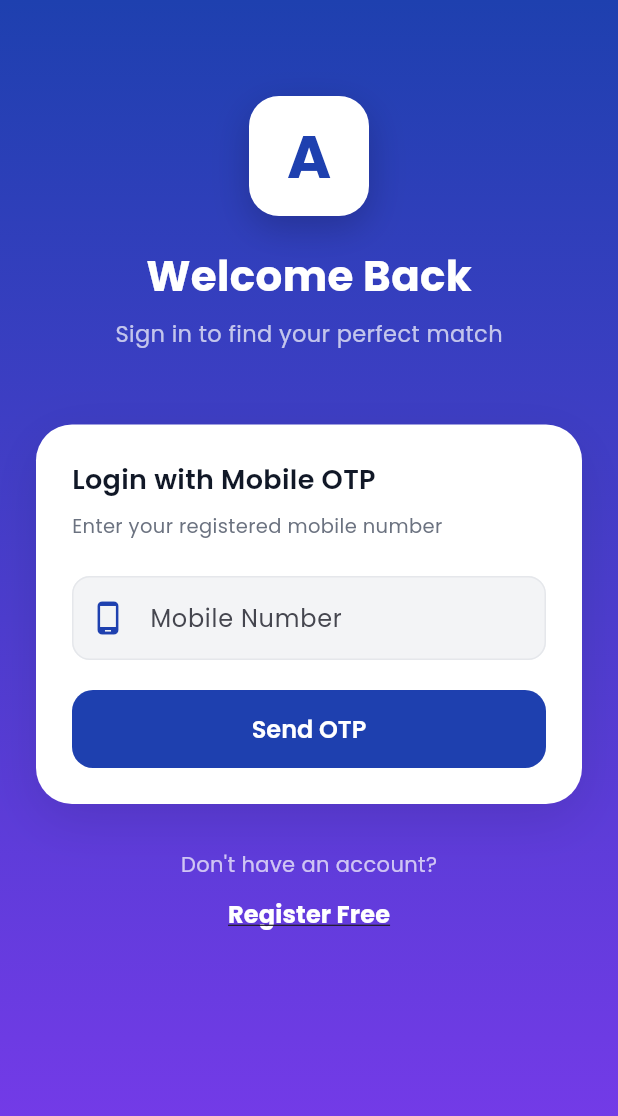
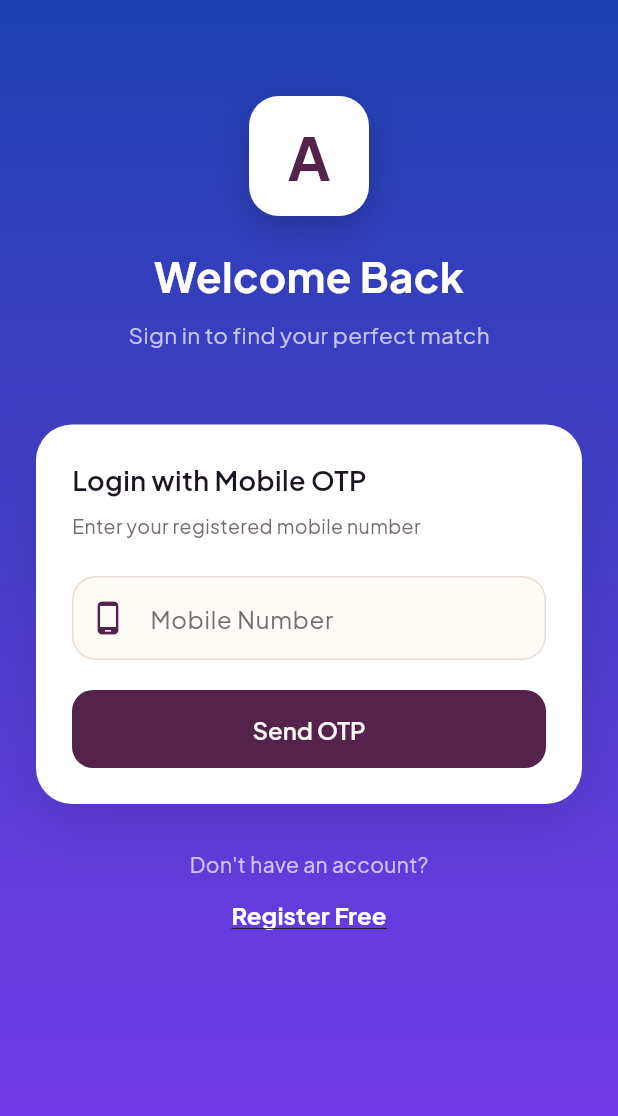
Before and after one commit to bhumikacodeoriginai-hub/Matrimonywebsite, a Flutter app: the screen it shows after launch, on a phone screen of 412 x 824 dp. Shown: the top 1116 px of the screen. Run offline on Flutter 3.47's test engine with Material 3 defaults, Android fonts, the phone set to English and light mode, and no system bars; our stand-ins replace dio, flutter_secure_storage, google_fonts, pin_code_fields, shared_preferences.

Commit message:
feat: deliver editorial luxury web and app redesign

```diff
--- a/advaita-matrimony-flutter/lib/main.dart
+++ b/advaita-matrimony-flutter/lib/main.dart
@@ -25,7 +25,7 @@ void main() async {
   SystemChrome.setSystemUIOverlayStyle(const SystemUiOverlayStyle(
     statusBarColor: Colors.transparent,
     statusBarIconBrightness: Brightness.dark,
-    systemNavigationBarColor: Colors.white,
+    systemNavigationBarColor: AppColors.background,
   ));
 
   final languageProvider = AppLanguageProvider();
--- a/advaita-matrimony-flutter/lib/theme/app_theme.dart
+++ b/advaita-matrimony-flutter/lib/theme/app_theme.dart
@@ -1,136 +1,177 @@
 import 'package:flutter/material.dart';
 import 'package:google_fonts/google_fonts.dart';
 
+/// Shared editorial-luxury design tokens used across the Advaita app.
 class AppColors {
-  // Primary Colors
-  static const Color primary = Color(0xFF1E40AF);
-  static const Color primaryLight = Color(0xFF3B82F6);
-  static const Color primaryDark = Color(0xFF0F1B4D);
+  static const Color primary = Color(0xFF54234C);
+  static const Color primaryLight = Color(0xFF6D2F63);
+  static const Color primaryDark = Color(0xFF2A1526);
 
-  // Accent Colors
-  static const Color accent = Color(0xFFC026D3);
-  static const Color accentLight = Color(0xFFE879F9);
+  static const Color accent = Color(0xFFD4577E);
+  static const Color accentLight = Color(0xFFE8688F);
 
-  // Secondary Colors
-  static const Color gold = Color(0xFFF59E0B);
-  static const Color rose = Color(0xFFF43F5E);
-  static const Color green = Color(0xFF10B981);
-  static const Color orange = Color(0xFFF97316);
+  static const Color gold = Color(0xFFC19A5B);
+  static const Color goldLight = Color(0xFFE7CFA1);
+  static const Color rose = Color(0xFFD4577E);
+  static const Color green = Color(0xFF4C9B78);
+  static const Color orange = Color(0xFFBE7048);
 
-  // Neutral Colors
-  static const Color background = Color(0xFFF9FAFB);
-  static const Color surface = Color(0xFFFFFFFF);
-  static const Color textPrimary = Color(0xFF111827);
-  static const Color textSecondary = Color(0xFF6B7280);
-  static const Color textHint = Color(0xFF9CA3AF);
-  static const Color divider = Color(0xFFE5E7EB);
-  static const Color cardBg = Color(0xFFFFFFFF);
+  static const Color background = Color(0xFFFBF7F1);
+  static const Color surface = Color(0xFFFFFCF8);
+  static const Color textPrimary = Color(0xFF1C1420);
+  static const Color textSecondary = Color(0xFF756B72);
+  static const Color textHint = Color(0xFFA69BA2);
+  static const Color divider = Color(0xFFE9DDD3);
+  static const Color cardBg = Color(0xFFFFFCF8);
 
-  // Category Colors
-  static const Color categoryGeneral = Color(0xFFF43F5E);
-  static const Color categoryPhysical = Color(0xFF3B82F6);
-  static const Color categoryHearing = Color(0xFF10B981);
-  static const Color categoryVitiligo = Color(0xFF8B5CF6);
+  static const Color categoryGeneral = Color(0xFFD4577E);
+  static const Color categoryPhysical = Color(0xFF6D2F63);
+  static const Color categoryHearing = Color(0xFF4C9B78);
+  static const Color categoryVitiligo = Color(0xFFC19A5B);
 
-  // Gradient
   static const LinearGradient primaryGradient = LinearGradient(
-    colors: [Color(0xFF1E40AF), Color(0xFF7C3AED), Color(0xFFC026D3)],
+    colors: [Color(0xFF2A1526), Color(0xFF54234C), Color(0xFF6D2F63)],
     begin: Alignment.topLeft,
     end: Alignment.bottomRight,
   );
 
   static const LinearGradient goldGradient = LinearGradient(
-    colors: [Color(0xFFF59E0B), Color(0xFFF97316)],
+    colors: [Color(0xFFE7CFA1), Color(0xFFC19A5B)],
+    begin: Alignment.topLeft,
+    end: Alignment.bottomRight,
+  );
+
+  static const LinearGradient auroraGradient = LinearGradient(
+    colors: [Color(0xFFF8E8E7), Color(0xFFF4EBDD), Color(0xFFEDE2EA)],
     begin: Alignment.topLeft,
     end: Alignment.bottomRight,
   );
 }
 
 class AppTheme {
+  static TextTheme _textTheme(TextTheme base) {
+    final sans = GoogleFonts.plusJakartaSansTextTheme(base).apply(
+      bodyColor: AppColors.textPrimary,
+      displayColor: AppColors.textPrimary,
+    );
+    return sans.copyWith(
+      displayLarge: GoogleFonts.cormorantGaramond(textStyle: sans.displayLarge, fontWeight: FontWeight.w600),
+      displayMedium: GoogleFonts.cormorantGaramond(textStyle: sans.displayMedium, fontWeight: FontWeight.w600),
+      headlineLarge: GoogleFonts.cormorantGaramond(textStyle: sans.headlineLarge, fontWeight: FontWeight.w600),
+      headlineMedium: GoogleFonts.cormorantGaramond(textStyle: sans.headlineMedium, fontWeight: FontWeight.w600),
+      headlineSmall: GoogleFonts.cormorantGaramond(textStyle: sans.headlineSmall, fontWeight: FontWeight.w600),
+      titleLarge: GoogleFonts.cormorantGaramond(textStyle: sans.titleLarge, fontWeight: FontWeight.w700),
+    );
+  }
+
   static ThemeData get lightTheme {
+    final scheme = ColorScheme.fromSeed(
+      seedColor: AppColors.primary,
+      primary: AppColors.primary,
+      secondary: AppColors.gold,
+      surface: AppColors.surface,
+      error: AppColors.rose,
+      brightness: Brightness.light,
+    );
+
     return ThemeData(
       useMaterial3: true,
       brightness: Brightness.light,
       primaryColor: AppColors.primary,
       scaffoldBackgroundColor: AppColors.background,
-      colorScheme: ColorScheme.fromSeed(
-        seedColor: AppColors.primary,
-        primary: AppColors.primary,
-        secondary: AppColors.accent,
-        surface: AppColors.surface,
-        background: AppColors.background,
-      ),
-      textTheme: GoogleFonts.poppinsTextTheme().apply(
-        bodyColor: AppColors.textPrimary,
-        displayColor: AppColors.textPrimary,
-      ),
+      colorScheme: scheme,
+      textTheme: _textTheme(ThemeData.light().textTheme),
       appBarTheme: AppBarTheme(
-        backgroundColor: Colors.white,
+        backgroundColor: AppColors.background.withOpacity(0.94),
         foregroundColor: AppColors.textPrimary,
+        surfaceTintColor: Colors.transparent,
         elevation: 0,
-        centerTitle: true,
-        titleTextStyle: GoogleFonts.poppins(
+        centerTitle: false,
+        titleTextStyle: GoogleFonts.cormorantGaramond(
           color: AppColors.textPrimary,
-          fontSize: 18,
-          fontWeight: FontWeight.w600,
+          fontSize: 24,
+          fontWeight: FontWeight.w700,
         ),
       ),
       cardTheme: CardTheme(
-        color: Colors.white,
-        elevation: 2,
-        shadowColor: Colors.black.withOpacity(0.08),
-        shape: RoundedRectangleBorder(borderRadius: BorderRadius.circular(16)),
+        color: AppColors.surface,
+        elevation: 0,
+        shadowColor: AppColors.primary.withOpacity(0.12),
+        shape: RoundedRectangleBorder(
+          borderRadius: BorderRadius.circular(24),
+          side: const BorderSide(color: AppColors.divider),
+        ),
       ),
       elevatedButtonTheme: ElevatedButtonThemeData(
         style: ElevatedButton.styleFrom(
           backgroundColor: AppColors.primary,
-          foregroundColor: Colors.white,
+          foregroundColor: AppColors.background,
           elevation: 0,
-          padding: const EdgeInsets.symmetric(horizontal: 24, vertical: 14),
-          shape: RoundedRectangleBorder(borderRadius: BorderRadius.circular(12)),
-          textStyle: GoogleFonts.poppins(fontSize: 16, fontWeight: FontWeight.w600),
+          padding: const EdgeInsets.symmetric(horizontal: 24, vertical: 16),
+          shape: RoundedRectangleBorder(borderRadius: BorderRadius.circular(16)),
+          textStyle: GoogleFonts.plusJakartaSans(fontSize: 15, fontWeight: FontWeight.w700),
         ),
       ),
       outlinedButtonTheme: OutlinedButtonThemeData(
         style: OutlinedButton.styleFrom(
           foregroundColor: AppColors.primary,
-          side: const BorderSide(color: AppColors.primary, width: 1.5),
-          padding: const EdgeInsets.symmetric(horizontal: 24, vertical: 14),
-          shape: RoundedRectangleBorder(borderRadius: BorderRadius.circular(12)),
-          textStyle: GoogleFonts.poppins(fontSize: 16, fontWeight: FontWeight.w600),
+          side: const BorderSide(color: AppColors.divider, width: 1.2),
+          padding: const EdgeInsets.symmetric(horizontal: 24, vertical: 15),
+          shape: RoundedRectangleBorder(borderRadius: BorderRadius.circular(16)),
+          textStyle: GoogleFonts.plusJakartaSans(fontSize: 15, fontWeight: FontWeight.w700),
         ),
+      ),
+      textButtonTheme: TextButtonThemeData(
+        style: TextButton.styleFrom(foregroundColor: AppColors.primary),
       ),
       inputDecorationTheme: InputDecorationTheme(
         filled: true,
-        fillColor: const Color(0xFFF3F4F6),
+        fillColor: AppColors.surface,
+        labelStyle: const TextStyle(color: AppColors.textSecondary),
         border: OutlineInputBorder(
-          borderRadius: BorderRadius.circular(12),
-          borderSide: BorderSide.none,
+          borderRadius: BorderRadius.circular(16),
+          borderSide: const BorderSide(color: AppColors.divider),
         ),
         enabledBorder: OutlineInputBorder(
-          borderRadius: BorderRadius.circular(12),
+          borderRadius: BorderRadius.circular(16),
           borderSide: const BorderSide(color: AppColors.divider),
         ),
         focusedBorder: OutlineInputBorder(
-          borderRadius: BorderRadius.circular(12),
-          borderSide: const BorderSide(color: AppColors.primary, width: 2),
+          borderRadius: BorderRadius.circular(16),
+          borderSide: const BorderSide(color: AppColors.primary, width: 1.6),
         ),
         contentPadding: const EdgeInsets.symmetric(horizontal: 16, vertical: 16),
-        hintStyle: GoogleFonts.poppins(color: AppColors.textHint),
+        hintStyle: const TextStyle(color: AppColors.textHint),
       ),
       bottomNavigationBarTheme: const BottomNavigationBarThemeData(
-        backgroundColor: Colors.white,
+        backgroundColor: AppColors.surface,
         selectedItemColor: AppColors.primary,
         unselectedItemColor: AppColors.textHint,
+        selectedLabelStyle: TextStyle(fontWeight: FontWeight.w700, fontSize: 11),
+        unselectedLabelStyle: TextStyle(fontWeight: FontWeight.w500, fontSize: 11),
         type: BottomNavigationBarType.fixed,
-        elevation: 20,
+        elevation: 0,
+      ),
+      navigationBarTheme: NavigationBarThemeData(
+        backgroundColor: AppColors.surface,
+        indicatorColor: AppColors.goldLight.withOpacity(0.45),
+        surfaceTintColor: Colors.transparent,
+        labelTextStyle: MaterialStateProperty.all(
+          GoogleFonts.plusJakartaSans(fontSize: 11, fontWeight: FontWeight.w700),
+        ),
       ),
       chipTheme: ChipThemeData(
-        backgroundColor: AppColors.primary.withOpacity(0.1),
-        selectedColor: AppColors.primary,
-        labelStyle: GoogleFonts.poppins(fontSize: 13),
+        backgroundColor: AppColors.surface,
+        selectedColor: AppColors.goldLight.withOpacity(0.45),
+        side: const BorderSide(color: AppColors.divider),
+        labelStyle: GoogleFonts.plusJakartaSans(fontSize: 12, color: AppColors.textPrimary),
         shape: RoundedRectangleBorder(borderRadius: BorderRadius.circular(20)),
       ),
+      progressIndicatorTheme: const ProgressIndicatorThemeData(
+        color: AppColors.gold,
+        linearTrackColor: AppColors.divider,
+      ),
+      dividerTheme: const DividerThemeData(color: AppColors.divider),
     );
   }
 
@@ -138,13 +179,14 @@ class AppTheme {
     return ThemeData(
       useMaterial3: true,
       brightness: Brightness.dark,
-      primaryColor: AppColors.primaryLight,
-      scaffoldBackgroundColor: const Color(0xFF0F172A),
+      primaryColor: AppColors.gold,
+      scaffoldBackgroundColor: AppColors.primaryDark,
       colorScheme: ColorScheme.fromSeed(
-        seedColor: AppColors.primary,
+        seedColor: AppColors.gold,
         brightness: Brightness.dark,
+        surface: const Color(0xFF351D31),
       ),
-      textTheme: GoogleFonts.poppinsTextTheme(ThemeData.dark().textTheme),
+      textTheme: _textTheme(ThemeData.dark().textTheme),
     );
   }
 }
```
Also changed, not shown: advaita-matrimony-flutter/lib/screens/home/home_screen.dart (+28 -18 lines), advaita-matrimony-flutter/lib/screens/profile/my_profile_screen.dart (+24 -21 lines), advaita-matrimony-flutter/lib/screens/search/search_screen.dart (+11 -8 lines), 3 other files. Lines whose indentation alone changed are shown as unchanged.
